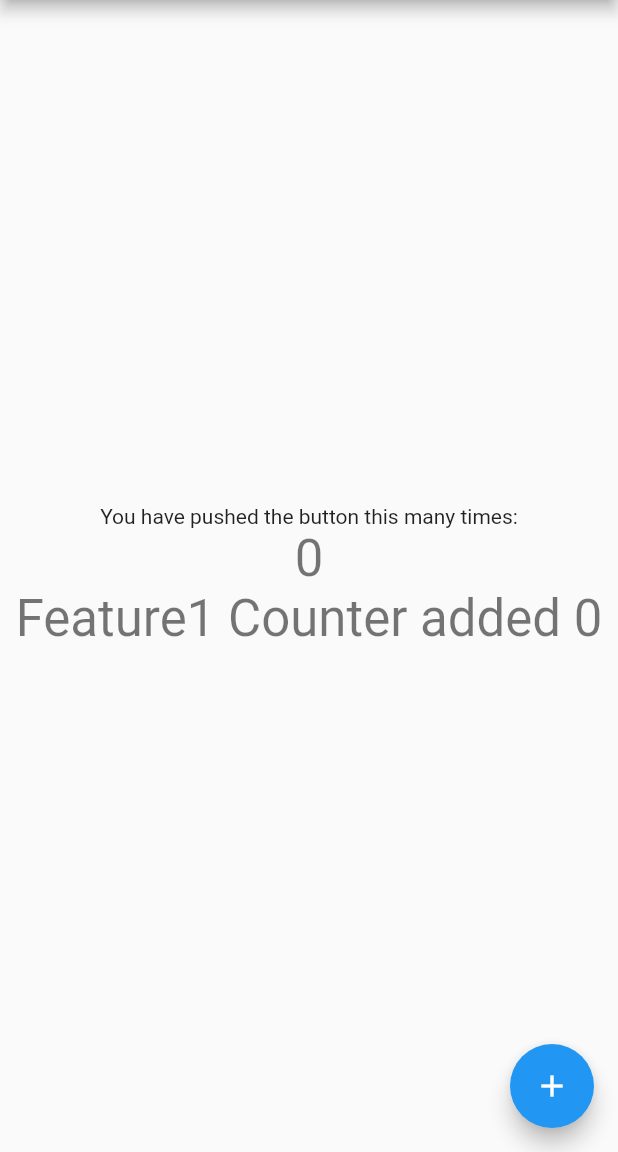
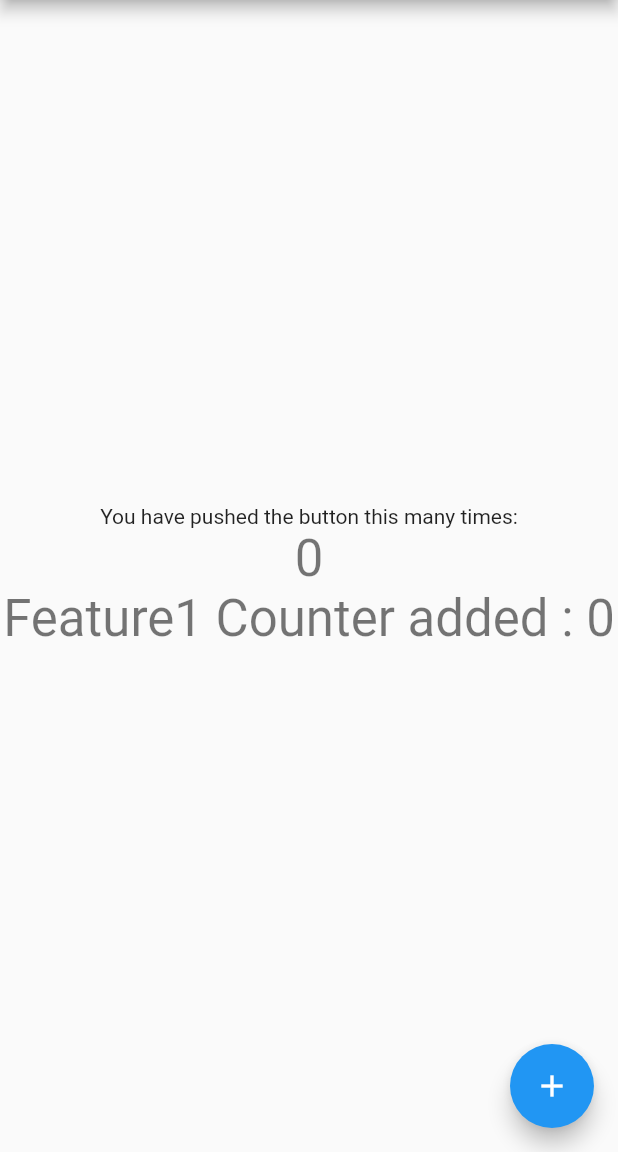
Before and after one commit to nikunjCRC/multidev, a Flutter app: the screen it shows after launch, on a phone screen of 412 x 824 dp, the part 84-1236 px from its top. Run offline on Flutter 3.47's test engine with Material 2 defaults, Android fonts, the phone set to English and light mode, and no system bars.

```diff
--- a/lib/main.dart
+++ b/lib/main.dart
@@ -103,7 +103,7 @@ class _MyHomePageState extends State<MyHomePage> {
               style: Theme.of(context).textTheme.headlineMedium,
             ),
             Text(
-              'Feature1 Counter added $_counter',
+              'Feature1 Counter added : $_counter',
               style: Theme.of(context).textTheme.headlineMedium,
             ),
           ],
```
